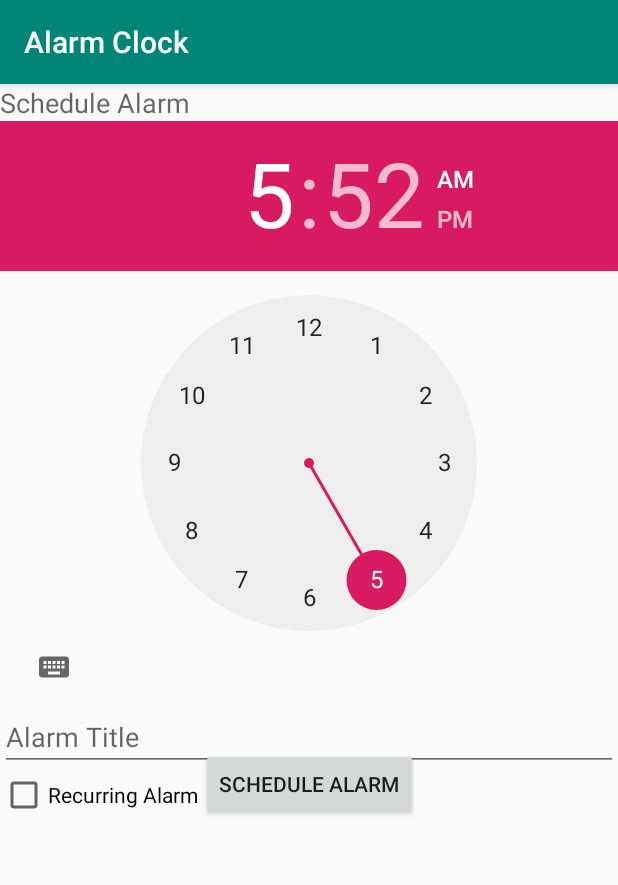
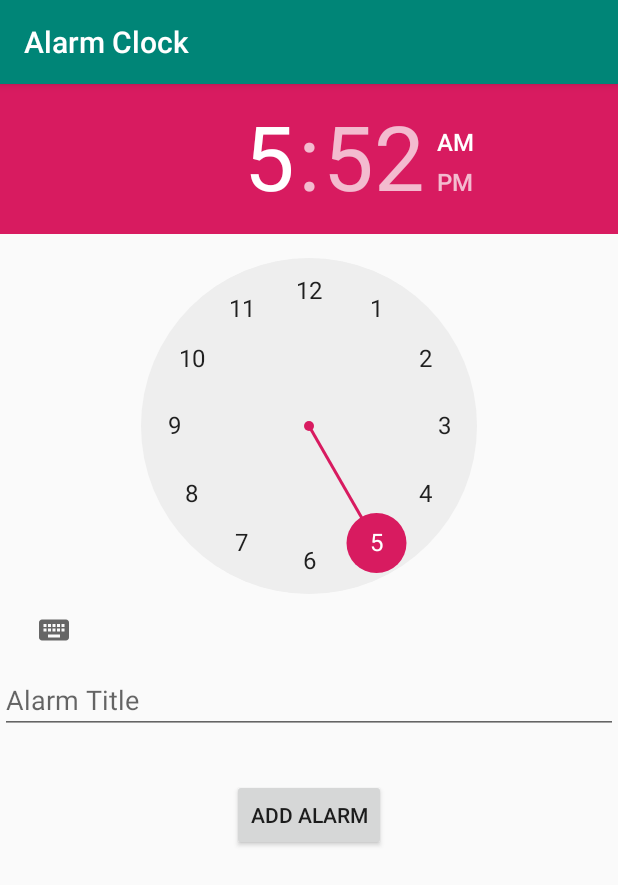
Before and after one commit to mthuhuynh/Alarm, an Android app: the CreateAlarmFragment screen opened through its navigation route, on a phone screen of 412 x 824 dp. Shown: the top 885 px of the screen. Run offline under Robolectric (Android 15) with nearby library versions, the phone set to English and light mode, and no system bars; 4 statements that could not run were skipped.

Commit message:
ActivityMain - AddButton ListAlarm - item_alarm Days commented out Days cleaned out CreateAlarmFragment added MyDBHelper (AlarmListFragment not added) AlarmListFragment added Repository + Database cleaned out Ringtone added (TODO clean create.xml, clean ringactiviti, add delete alarm button)

```diff
--- a/app/src/main/java/funix/prm/alarm/alarmslist/AlarmRecyclerViewAdapter.java
+++ b/app/src/main/java/funix/prm/alarm/alarmslist/AlarmRecyclerViewAdapter.java
@@ -46,6 +46,11 @@ public class AlarmRecyclerViewAdapter extends RecyclerView.Adapter<AlarmViewHold
     public void setAlarms(List<Alarm> alarms) {
         this.alarms = alarms;
         notifyDataSetChanged();
+
+    }
+
+    public List<Alarm> getAlarms() {
+        return this.alarms;
     }
 
     @Override
--- a/app/src/main/java/funix/prm/alarm/alarmslist/AlarmsListViewModel.java
+++ b/app/src/main/java/funix/prm/alarm/alarmslist/AlarmsListViewModel.java
@@ -18,8 +18,6 @@ public class AlarmsListViewModel extends AndroidViewModel {
     public AlarmsListViewModel(@NonNull Application application) {
         super(application);
         mDB = new MyDBHelper(getApplication());
-
-
         alarmsLiveData = mDB.read();
     }
 
--- a/app/src/main/java/funix/prm/alarm/alarmslist/OnToggleAlarmListener.java
+++ b/app/src/main/java/funix/prm/alarm/alarmslist/OnToggleAlarmListener.java
@@ -4,4 +4,5 @@ import funix.prm.alarm.data.Alarm;
 
 public interface OnToggleAlarmListener {
     void onToggle(Alarm alarm);
+    void onDeleteIN(Alarm alarm);
 }
--- a/app/src/main/java/funix/prm/alarm/data/Alarm.java
+++ b/app/src/main/java/funix/prm/alarm/data/Alarm.java
@@ -79,7 +79,7 @@ public class Alarm {
 
         String toastText = null;
         try {
-            toastText = String.format("One Time Alarm %s scheduled at %02d:%02d", title, hour, minute, alarmId);
+            toastText = String.format("One Time Alarm %s scheduled at %02d:%02d", title, hour, minute);
         } catch (Exception e) {
             e.printStackTrace();
         }
--- /dev/null
+++ b/app/src/main/res/drawable/ic_baseline_delete_forever_24.xml
@@ -0,0 +1,5 @@
+<vector android:height="10dp" android:tint="?attr/colorControlNormal"
+    android:viewportHeight="24" android:viewportWidth="24"
+    android:width="10dp" xmlns:android="http://schemas.android.com/apk/res/android">
+    <path android:fillColor="@android:color/white" android:pathData="M6,19c0,1.1 0.9,2 2,2h8c1.1,0 2,-0.9 2,-2L18,7L6,7v12zM8.46,11.88l1.41,-1.41L12,12.59l2.12,-2.12 1.41,1.41L13.41,14l2.12,2.12 -1.41,1.41L12,15.41l-2.12,2.12 -1.41,-1.41L10.59,14l-2.13,-2.12zM15.5,4l-1,-1h-5l-1,1L5,4v2h14L19,4z"/>
+</vector>
--- a/app/src/main/res/layout/fragment_createalarm.xml
+++ b/app/src/main/res/layout/fragment_createalarm.xml
@@ -11,117 +11,32 @@
         android:layout_width="match_parent"
         android:layout_height="match_parent">
 
-        <TextView
-            android:id="@+id/fragment_createalarm_scheduleAlarmHeading"
-            android:layout_width="match_parent"
+        <TimePicker
+            android:id="@+id/fragment_createalarm_timePicker"
+            android:layout_width="0dp"
             android:layout_height="wrap_content"
-            android:text="Schedule Alarm"
-            android:textAppearance="@style/TextAppearance.AppCompat.Medium"
-            app:layout_constraintTop_toTopOf="parent" />
+            app:layout_constraintTop_toTopOf="parent"
+            app:layout_constraintBottom_toTopOf="@id/fragment_createalarm_title"
+            app:layout_constraintLeft_toLeftOf="parent"
+            android:layout_weight="1"
+            android:timePickerMode="clock" />
 
-        <LinearLayout
-            android:id="@+id/fragment_createalarm_timePickerLayout"
-            android:layout_width="match_parent"
-            android:layout_height="wrap_content"
-            android:orientation="horizontal"
-            app:layout_constraintTop_toBottomOf="@+id/fragment_createalarm_scheduleAlarmHeading">
-
-<!--            <TextView-->
-<!--                android:layout_width="0dp"-->
-<!--                android:layout_height="wrap_content"-->
-<!--                android:layout_gravity="center"-->
-<!--                android:layout_weight="0.4"-->
-<!--                android:text="Alarm Time"-->
-<!--                android:textAlignment="center"-->
-<!--                android:textAppearance="@style/TextAppearance.AppCompat.Medium" />-->
-
-            <TimePicker
-                android:id="@+id/fragment_createalarm_timePicker"
-                android:layout_width="0dp"
-                android:layout_height="wrap_content"
-                android:layout_weight="1"
-                android:timePickerMode="clock" />
-        </LinearLayout>
-
-<!--        D-->
         <EditText
             android:id="@+id/fragment_createalarm_title"
             android:layout_width="match_parent"
             android:layout_height="wrap_content"
             android:hint="Alarm Title"
-            app:layout_constraintTop_toBottomOf="@+id/fragment_createalarm_timePickerLayout" />
-<!--D-->
-        <CheckBox
-            android:id="@+id/fragment_createalarm_recurring"
-            android:layout_width="match_parent"
-            android:layout_height="wrap_content"
-            android:checked="false"
-            android:text="Recurring Alarm"
-            app:layout_constraintStart_toStartOf="parent"
-            app:layout_constraintTop_toBottomOf="@+id/fragment_createalarm_title" />
-<!--D-->
-        <LinearLayout
-            android:id="@+id/fragment_createalarm_recurring_options"
-            android:layout_width="match_parent"
-            android:layout_height="wrap_content"
-            android:orientation="horizontal"
-            android:visibility="gone"
-            app:layout_constraintTop_toBottomOf="@+id/fragment_createalarm_recurring">
-
-            <CheckBox
-                android:id="@+id/fragment_createalarm_checkMon"
-                android:layout_width="wrap_content"
-                android:layout_height="wrap_content"
-                android:text="Mon" />
-
-            <CheckBox
-                android:id="@+id/fragment_createalarm_checkTue"
-                android:layout_width="wrap_content"
-                android:layout_height="wrap_content"
-                android:text="Tue" />
-
-            <CheckBox
-                android:id="@+id/fragment_createalarm_checkWed"
-                android:layout_width="wrap_content"
-                android:layout_height="wrap_content"
-                android:text="Wed" />
-
-            <CheckBox
-                android:id="@+id/fragment_createalarm_checkThu"
-                android:layout_width="wrap_content"
-                android:layout_height="wrap_content"
-                android:text="Thu" />
-
-            <CheckBox
-                android:id="@+id/fragment_createalarm_checkFri"
-                android:layout_width="wrap_content"
-                android:layout_height="wrap_content"
-                android:text="Fri" />
-
-            <CheckBox
-                android:id="@+id/fragment_createalarm_checkSat"
-                android:layout_width="wrap_content"
-                android:layout_height="wrap_content"
-                android:text="Sat" />
-
-            <CheckBox
-                android:id="@+id/fragment_createalarm_checkSun"
-                android:layout_width="wrap_content"
-                android:layout_height="wrap_content"
-                android:text="Sun" />
-
-        </LinearLayout>
+            app:layout_constraintTop_toBottomOf="@id/fragment_createalarm_timePicker" />
 
         <Button
             android:id="@+id/fragment_createalarm_scheduleAlarm"
             android:layout_width="wrap_content"
             android:layout_height="wrap_content"
-            android:text="Schedule Alarm"
-            app:layout_constraintTop_toBottomOf="@id/fragment_createalarm_timePickerLayout"
+            android:text="Add Alarm"
+            app:layout_constraintTop_toBottomOf="@id/fragment_createalarm_title"
             app:layout_constraintLeft_toLeftOf="parent"
             app:layout_constraintRight_toRightOf="parent"
-            android:layout_margin="@dimen/margin"
-             />
+            android:layout_margin="@dimen/margin" />
 
     </androidx.constraintlayout.widget.ConstraintLayout>
 
--- a/build.gradle
+++ b/build.gradle
@@ -6,7 +6,6 @@ buildscript {
     }
     dependencies {
         classpath "com.android.tools.build:gradle:4.1.3"
-
         // NOTE: Do not place your application dependencies here; they belong
         // in the individual module build.gradle files
     }
```
Also changed, not shown: app/src/main/java/funix/prm/alarm/alarmslist/AlarmViewHolder.java (+26 -3 lines), app/src/main/java/funix/prm/alarm/alarmslist/AlarmsListFragment.java (+14 -2 lines), app/src/main/java/funix/prm/alarm/service/AlarmService.java (+5 -5 lines), app/src/main/res/layout/fragment_alarms_list.xml (deleted, +0 -14 lines), app/src/main/res/layout/item_alarm.xml (+28 -27 lines).
